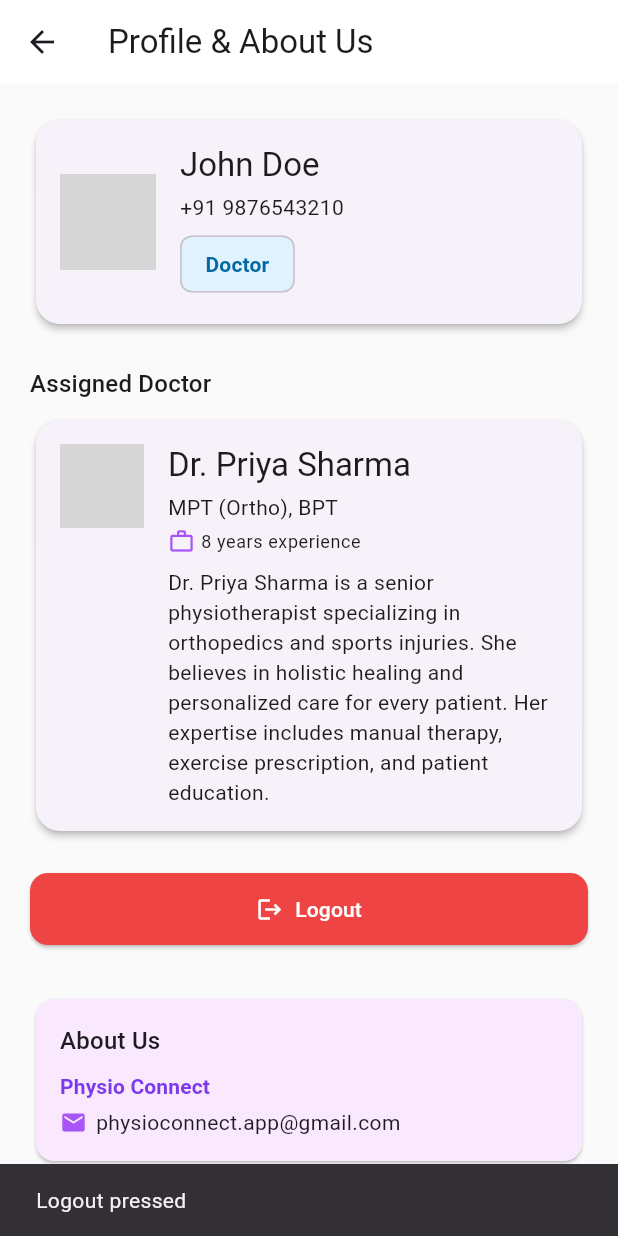
After one commit to meetjanani/physio_connect_flutter, a Flutter app: the ProfileAboutScreen screen opened by its route, after a tap on "Logout", on a phone screen of 412 x 824 dp. The commit adds this screen. Run offline on Flutter 3.47's test engine with Material 3 defaults, Android fonts, the phone set to English and light mode, and no system bars; our stand-ins replace cached_network_image, cloud_functions, firebase_auth, firebase_core, firebase_messaging, flutter_local_notifications and 9 more; missing offline and left inert: firebase_app_check, razorpay_flutter; accounts and stored records are empty; network calls fail; grey boxes are pictures that could not be loaded.

Commit message:
Add ProfileAboutScreen and update navigation.

```diff
--- a/lib/route/route_module.dart
+++ b/lib/route/route_module.dart
@@ -12,6 +12,7 @@ import '../ui/booking_history/booking_history_screen.dart';
 import '../ui/dashboard/dashboard_bottom_navigation_screen.dart';
 import '../ui/logIn/login_binding.dart';
 import '../ui/logIn/login_screen.dart';
+import '../ui/profile/profile_about_screen.dart';
 import '../ui/signUp/signup_screen.dart';
 import '../ui/splash_binding.dart';
 import '../ui/splash_screen.dart';
@@ -29,6 +30,7 @@ class AppPage {
   static const bookingConfirmation = '/bookingConfirmation';
   static const String bookingHistory = '/booking-history';
   static const String bookingDetail = '/booking-detail';
+  static const String userProfile = '/user-profile';
 
   static final routes = [
     GetPage(
@@ -75,5 +77,6 @@ class AppPage {
     ),
     GetPage(name: AppPage.bookingHistory, page: () => BookingHistoryScreen()),
     GetPage(name: AppPage.bookingDetail, page: () => BookingDetailScreen()),
+    GetPage(name: AppPage.userProfile, page: () => ProfileAboutScreen()),
   ];
 }
--- a/lib/ui/dashboard/dashboard_bottom_navigation_screen.dart
+++ b/lib/ui/dashboard/dashboard_bottom_navigation_screen.dart
@@ -1,8 +1,8 @@
 import 'package:flutter/material.dart';
 import 'package:physio_connect/ui/dashboard/dashboard_screen.dart';
 import 'package:physio_connect/utils/theme/app_colors.dart';
-
 import '../booking_history/booking_history_screen.dart';
+import '../profile/profile_about_screen.dart';
 
 class DashboardBottomNavigationScreen extends StatefulWidget {
   DashboardBottomNavigationScreen({super.key, required this.currentIndex});
@@ -16,7 +16,7 @@ class _DashboardBottomNavigationScreenState extends State<DashboardBottomNavigat
   final List<Widget> _buildScreens = [
     DashboardScreen(),
     BookingHistoryScreen(),
-    DashboardScreen(),
+    ProfileAboutScreen(),
   ];
 
   void onTapped(int index) {
--- /dev/null
+++ b/lib/ui/profile/profile_about_screen.dart
@@ -0,0 +1,184 @@
+import 'package:flutter/material.dart';
+import 'package:physio_connect/utils/theme/app_colors.dart';
+
+class ProfileAboutScreen extends StatelessWidget {
+  const ProfileAboutScreen({super.key});
+
+  @override
+  Widget build(BuildContext context) {
+    // Dummy data for demonstration
+    final user = {
+      "avatar": "https://i.pravatar.cc/150?img=3",
+      "name": "John Doe",
+      "phone": "+91 9876543210",
+      "type": "Doctor", // or "Patient"
+    };
+    final doctor = {
+      "avatar": "https://i.pravatar.cc/150?img=5",
+      "name": "Dr. Priya Sharma",
+      "degree": "MPT (Ortho), BPT",
+      "experience": "8 years",
+      "bio": "Dr. Priya Sharma is a senior physiotherapist specializing in orthopedics and sports injuries. She believes in holistic healing and personalized care for every patient. Her expertise includes manual therapy, exercise prescription, and patient education.",
+    };
+
+    return Scaffold(
+      backgroundColor: AppColors.backgroundLight,
+      appBar: AppBar(
+        title: const Text("Profile & About Us"),
+        backgroundColor: Colors.white,
+        elevation: 0,
+      ),
+      body: SingleChildScrollView(
+        padding: const EdgeInsets.all(20),
+        child: Column(
+          crossAxisAlignment: CrossAxisAlignment.stretch,
+          children: [
+            // User Info
+            Card(
+              elevation: 2,
+              shape: RoundedRectangleBorder(borderRadius: BorderRadius.circular(16)),
+              child: Padding(
+                padding: const EdgeInsets.all(16),
+                child: Row(
+                  children: [
+                    CircleAvatar(
+                      radius: 32,
+                      backgroundImage: NetworkImage(user["avatar"]!),
+                      backgroundColor: AppColors.therapyPurpleLight,
+                    ),
+                    const SizedBox(width: 16),
+                    Expanded(
+                      child: Column(
+                        crossAxisAlignment: CrossAxisAlignment.start,
+                        children: [
+                          Text(user["name"]!, style: Theme.of(context).textTheme.titleLarge),
+                          const SizedBox(height: 4),
+                          Text(user["phone"]!, style: Theme.of(context).textTheme.bodyMedium),
+                          const SizedBox(height: 4),
+                          Chip(
+                            label: Text(user["type"]!),
+                            backgroundColor: user["type"] == "Doctor"
+                                ? AppColors.medicalBlueLight
+                                : AppColors.wellnessGreenLight,
+                            labelStyle: TextStyle(
+                              color: user["type"] == "Doctor"
+                                  ? AppColors.medicalBlueDark
+                                  : AppColors.wellnessGreenDark,
+                              fontWeight: FontWeight.w600,
+                            ),
+                          ),
+                        ],
+                      ),
+                    ),
+                  ],
+                ),
+              ),
+            ),
+            const SizedBox(height: 24),
+
+            // Assigned Doctor Info
+            Text("Assigned Doctor", style: Theme.of(context).textTheme.titleMedium),
+            const SizedBox(height: 8),
+            Card(
+              elevation: 2,
+              shape: RoundedRectangleBorder(borderRadius: BorderRadius.circular(16)),
+              child: Padding(
+                padding: const EdgeInsets.all(16),
+                child: Row(
+                  crossAxisAlignment: CrossAxisAlignment.start,
+                  children: [
+                    CircleAvatar(
+                      radius: 28,
+                      backgroundImage: NetworkImage(doctor["avatar"]!),
+                      backgroundColor: AppColors.medicalBlueLight,
+                    ),
+                    const SizedBox(width: 16),
+                    Expanded(
+                      child: Column(
+                        crossAxisAlignment: CrossAxisAlignment.start,
+                        children: [
+                          Text(doctor["name"]!, style: Theme.of(context).textTheme.titleLarge),
+                          const SizedBox(height: 4),
+                          Text(doctor["degree"]!, style: Theme.of(context).textTheme.bodyMedium),
+                          const SizedBox(height: 4),
+                          Row(
+                            children: [
+                              Icon(Icons.work_outline, size: 18, color: AppColors.therapyPurple),
+                              const SizedBox(width: 4),
+                              Text("${doctor["experience"]} experience",
+                                  style: Theme.of(context).textTheme.bodySmall),
+                            ],
+                          ),
+                          const SizedBox(height: 8),
+                          Text(
+                            doctor["bio"]!,
+                            style: Theme.of(context).textTheme.bodyMedium,
+                          ),
+                        ],
+                      ),
+                    ),
+                  ],
+                ),
+              ),
+            ),
+            const SizedBox(height: 24),
+
+            // Logout Button
+            ElevatedButton.icon(
+              style: ElevatedButton.styleFrom(
+                backgroundColor: AppColors.error,
+                foregroundColor: Colors.white,
+                padding: const EdgeInsets.symmetric(vertical: 14),
+                shape: RoundedRectangleBorder(borderRadius: BorderRadius.circular(12)),
+              ),
+              icon: const Icon(Icons.logout),
+              label: const Text("Logout"),
+              onPressed: () {
+                // TODO: Implement logout logic
+                ScaffoldMessenger.of(context).showSnackBar(
+                  const SnackBar(content: Text("Logout pressed")),
+                );
+              },
+            ),
+            const SizedBox(height: 32),
+
+            // About Us Section
+            Card(
+              elevation: 1,
+              shape: RoundedRectangleBorder(borderRadius: BorderRadius.circular(12)),
+              color: AppColors.therapyPurpleLight,
+              child: Padding(
+                padding: const EdgeInsets.all(16),
+                child: Column(
+                  crossAxisAlignment: CrossAxisAlignment.start,
+                  children: [
+                    Text("About Us", style: Theme.of(context).textTheme.titleMedium),
+                    const SizedBox(height: 8),
+                    Text(
+                      "Physio Connect",
+                      style: Theme.of(context).textTheme.titleSmall?.copyWith(
+                        color: AppColors.therapyPurpleDark,
+                        fontWeight: FontWeight.bold,
+                      ),
+                    ),
+                    const SizedBox(height: 4),
+                    Row(
+                      children: [
+                        const Icon(Icons.email, size: 18, color: AppColors.therapyPurple),
+                        const SizedBox(width: 6),
+                        Text(
+                          "physioconnect.app@gmail.com",
+                          style: Theme.of(context).textTheme.bodyMedium,
+                        ),
+                      ],
+                    ),
+                  ],
+                ),
+              ),
+            ),
+          ],
+        ),
+      ),
+    );
+  }
+}
```
